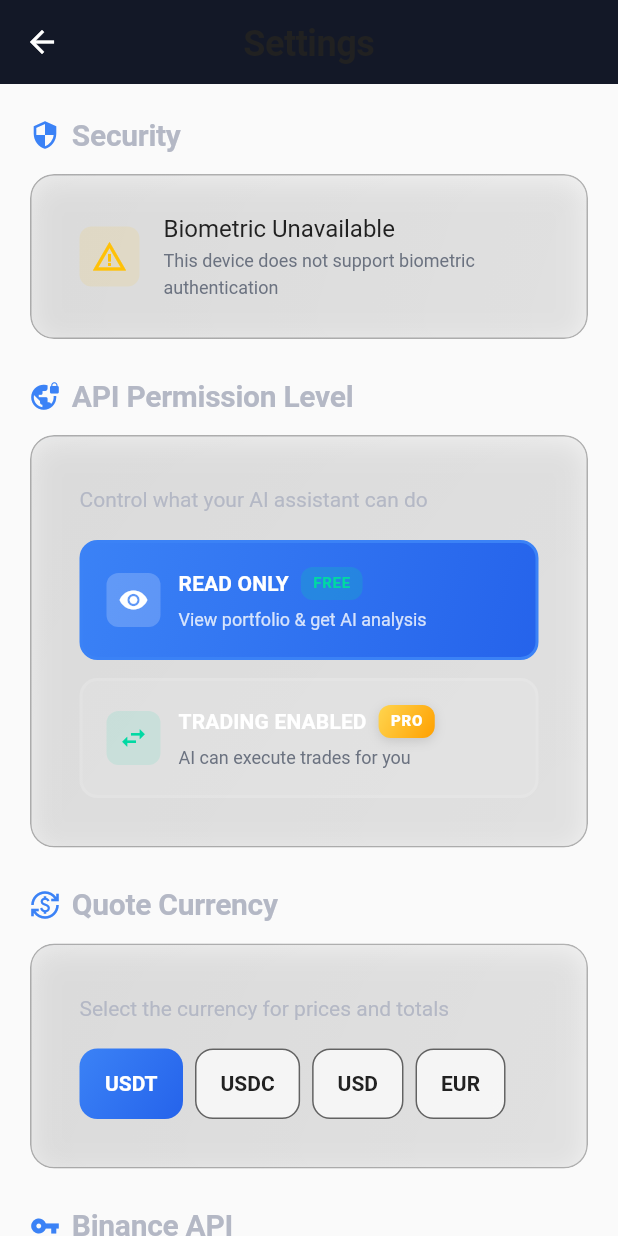
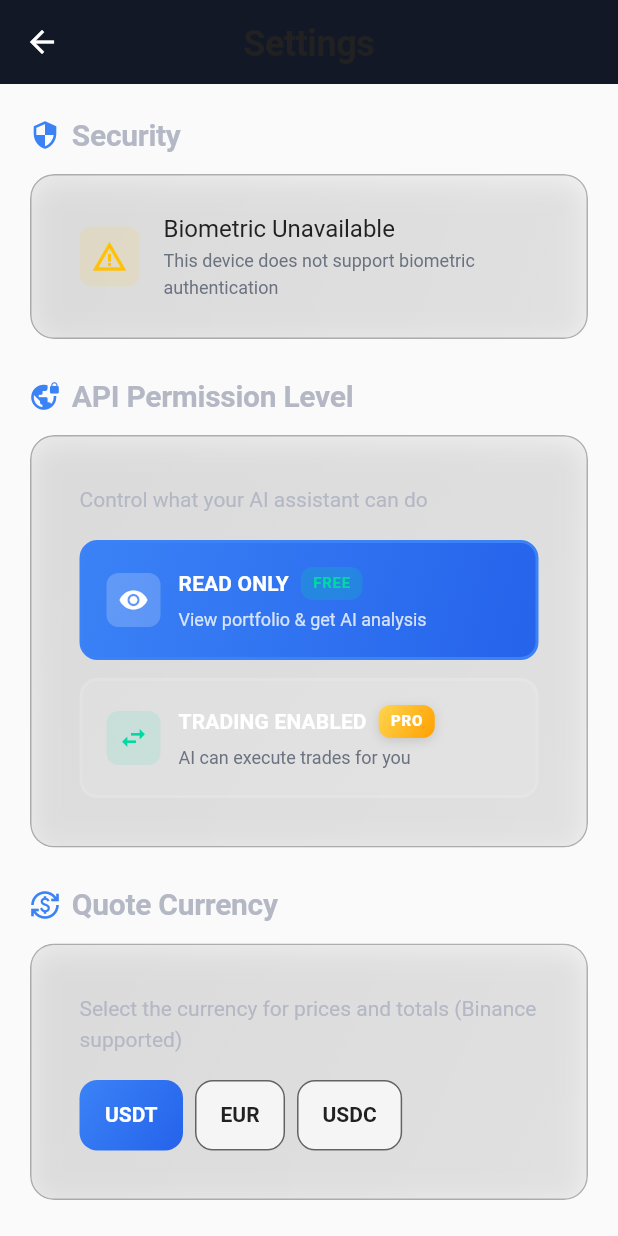
Before and after one commit to Wolfnicos/MyTradeMate-crossplatform, a Flutter app: the SettingsScreen screen opened directly, on a phone screen of 412 x 824 dp. Run offline on Flutter 3.47's test engine with Material 3 defaults, Android fonts, the phone set to English and light mode, and no system bars; our stand-ins replace cached_network_image, dio, fl_chart, flutter_secure_storage, google_fonts, local_auth and 2 more; missing offline and left inert: tflite_flutter; accounts and stored records are empty.

Commit message:
refactor: Remove USD, keep only Binance-supported currencies
- Remove USD from quote currency options (doesn't exist on Binance)
- Keep only: USDT, EUR, USDC (all supported by Binance)
- Remove _normalizeQuoteCurrency() helper (no longer needed)
- Update Settings description: 'Binance supported'
- Simplify code by removing USD->USDT mapping logic
- Better UX: users only see currencies that actually work

```diff
--- a/lib/screens/settings_screen.dart
+++ b/lib/screens/settings_screen.dart
@@ -455,14 +455,14 @@ class _SettingsScreenState extends State<SettingsScreen> {
                 crossAxisAlignment: CrossAxisAlignment.start,
                 children: [
                   Text(
-                    'Select the currency for prices and totals',
+                    'Select the currency for prices and totals (Binance supported)',
                     style: AppTheme.bodyMedium.copyWith(color: AppTheme.textSecondary),
                   ),
                   const SizedBox(height: AppTheme.spacing16),
                   Wrap(
                     spacing: AppTheme.spacing8,
                     runSpacing: AppTheme.spacing8,
-                    children: ['USDT', 'USDC', 'USD', 'EUR'].map((q) {
+                    children: ['USDT', 'EUR', 'USDC'].map((q) {
                       final isSelected = _quote == q;
                       return GestureDetector(
                         onTap: () async {
```
Also changed, not shown: lib/screens/orders_screen.dart (+4 -13 lines).
